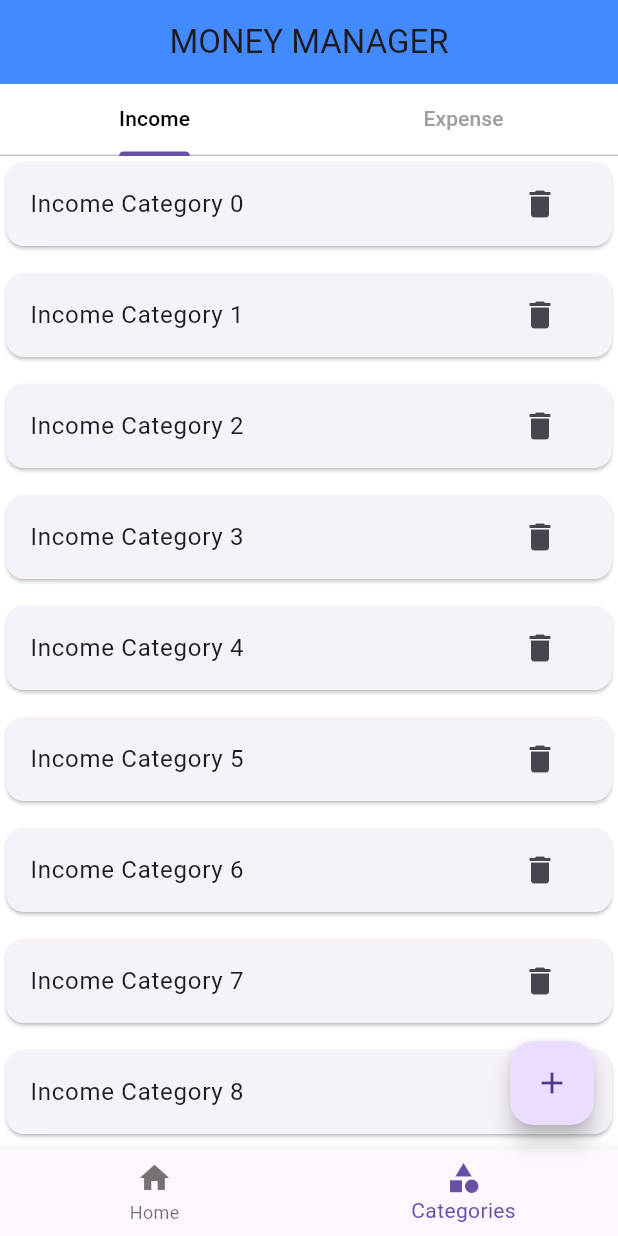
After one commit to Nihal-Mohammed-V/money-management-app, a Flutter app: the screen it shows after launch, item 2 of the bottom bar chosen, on a phone screen of 412 x 824 dp. The commit adds this screen. Run offline on Flutter 3.47's test engine with Material 3 defaults, Android fonts, the phone set to English and light mode, and no system bars.

Commit message:
basic ui completed

```diff
--- a/lib/screens/category/category_screen.dart
+++ b/lib/screens/category/category_screen.dart
@@ -1,4 +1,6 @@
 import 'package:flutter/material.dart';
+import 'package:money_management_app/screens/category/expense_category_list.dart';
+import 'package:money_management_app/screens/category/income_category_list.dart';
 
 class CategoryScreen extends StatefulWidget {
   const CategoryScreen({super.key});
@@ -7,14 +9,31 @@ class CategoryScreen extends StatefulWidget {
   State<CategoryScreen> createState() => _CategoryScreenState();
 }
 
-var TabController = _tabController;
+class _CategoryScreenState extends State<CategoryScreen>
+    with SingleTickerProviderStateMixin {
+  late TabController _tabController;
+  @override
+  void initState() {
+    _tabController = TabController(length: 2, vsync: this);
+    super.initState();
+  }
 
-class _CategoryScreenState extends State<CategoryScreen> {
   @override
   Widget build(BuildContext context) {
     return Column(
       children: [
-        TabBar(tabs: [Tab(text: 'nihal'), Tab(text: 'abcd')]),
+        TabBar(
+          tabs: [Tab(text: 'Income'), Tab(text: 'Expense')],
+          controller: _tabController,
+          labelColor: Colors.black,
+          unselectedLabelColor: Colors.grey,
+        ),
+        Expanded(
+          child: TabBarView(
+            controller: _tabController,
+            children: [IncomeCategoryList(), ExpenseCategoryList()],
+          ),
+        ),
       ],
     );
   }
--- /dev/null
+++ b/lib/screens/category/income_category_list.dart
@@ -0,0 +1,23 @@
+import 'package:flutter/material.dart';
+
+class IncomeCategoryList extends StatelessWidget {
+  const IncomeCategoryList({super.key});
+
+  @override
+  Widget build(BuildContext context) {
+    return ListView.separated(
+      itemBuilder: (ctx, index) {
+        return Card(
+          child: ListTile(
+            title: Text('Income Category $index'),
+            trailing: IconButton(onPressed: () {}, icon: Icon(Icons.delete)),
+          ),
+        );
+      },
+      itemCount: 100,
+      separatorBuilder: (ctx, index) {
+        return const SizedBox(height: 10);
+      },
+    );
+  }
+}
--- a/lib/screens/home/home_screen.dart
+++ b/lib/screens/home/home_screen.dart
@@ -10,7 +10,7 @@ class HomeScreen extends StatelessWidget {
   @override
   Widget build(BuildContext context) {
     return Scaffold(
-      backgroundColor: Colors.black,
+      backgroundColor: Colors.white,
       appBar: AppBar(
         title: Text('MONEY MANAGER'),
         centerTitle: true,
```
Also changed, not shown: lib/screens/category/expense_category_list.dart (added, +23 -0 lines).
